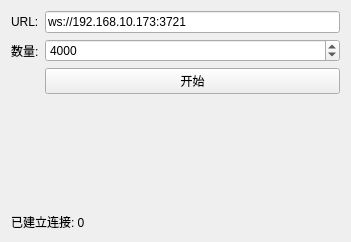
Qt form WebSocketTester/MainWidget.ui (xtuer/Qt) before a commit.
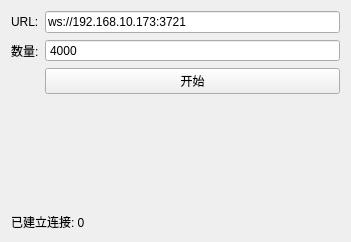
The same form after that commit.

Patch:
```diff
--- a/WebSocketTester/MainWidget.ui
+++ b/WebSocketTester/MainWidget.ui
@@ -64,6 +64,9 @@
    </item>
    <item row="1" column="1">
     <widget class="QSpinBox" name="amountSpinBox">
+     <property name="buttonSymbols">
+      <enum>QAbstractSpinBox::NoButtons</enum>
+     </property>
      <property name="showGroupSeparator" stdset="0">
       <bool>false</bool>
      </property>
```
